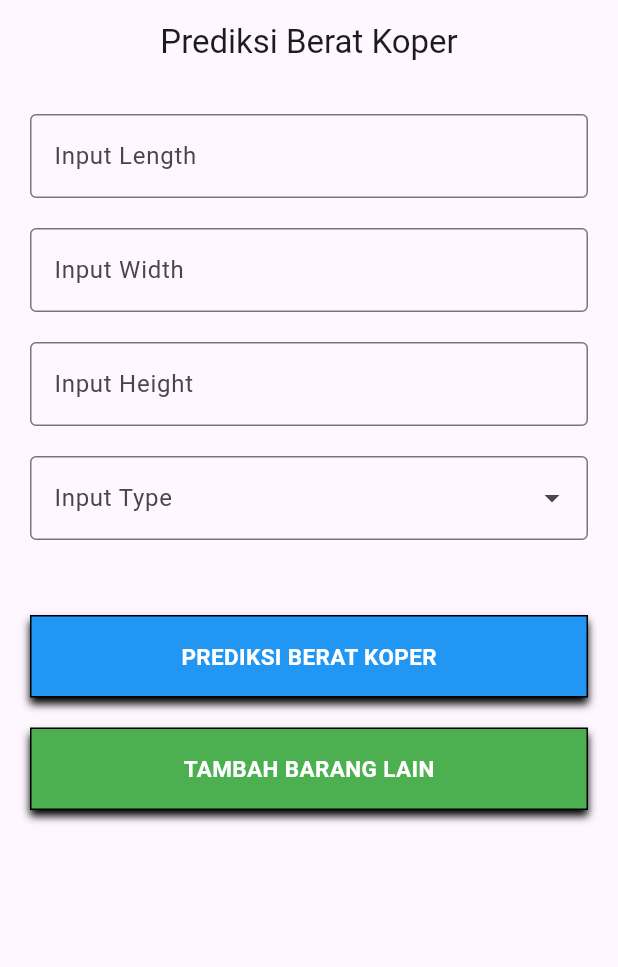
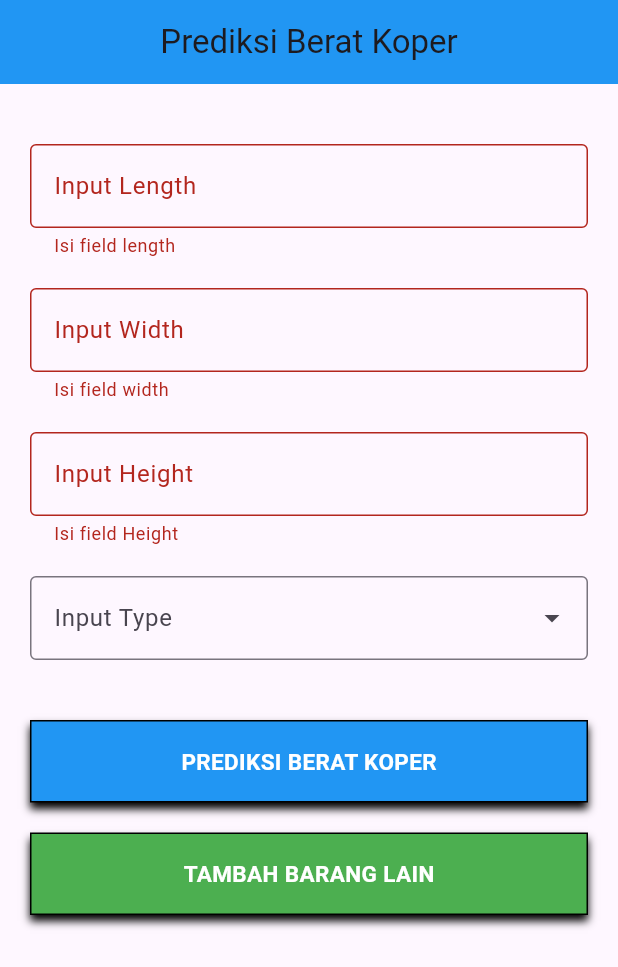
Before and after one commit to Wenell09/flutter-ML-Luggage, a Flutter app: the screen it shows after launch, after a tap on "TAMBAH DATA BARANG BARU", after a tap on "PREDIKSI BERAT KOPER", on a phone screen of 412 x 824 dp. Shown: the top 967 px of the screen. Run offline on Flutter 3.47's test engine with Material 3 defaults, Android fonts, the phone set to English and light mode, and no system bars; drawn by our look-alikes of dropdown_search; our stand-ins replace get, lottie.

Commit message:
tambah icon

```diff
--- /dev/null
+++ b/lib/app/data/base_url.dart
@@ -0,0 +1,2 @@
+const baseUrl =
+    "https://mobile-lana-wenell-dev-7eac9b66.koyeb.app/predict_weight";
--- a/lib/app/modules/home/controllers/home_controller.dart
+++ b/lib/app/modules/home/controllers/home_controller.dart
@@ -7,6 +7,7 @@ class HomeController extends GetxController {
   var inputWidth = <TextEditingController>[].obs;
   List<Map<String, dynamic>> items = [];
   var isHiddenPredictButton = true.obs;
+  var key = GlobalKey<FormState>();
   var typeSuitcase = <RxInt>[].obs;
   var typeBackpack = <RxInt>[].obs;
   var typeDuffel = <RxInt>[].obs;
--- a/lib/app/modules/home/views/home_view.dart
+++ b/lib/app/modules/home/views/home_view.dart
@@ -12,17 +12,20 @@ class HomeView extends GetView<HomeController> {
     return Scaffold(
       appBar: AppBar(
         title: const Text('Prediksi Berat Koper'),
+        backgroundColor: Colors.blue,
         centerTitle: true,
       ),
       body: Obx(
-        () => ListView(
+        () => Form(
+          key: controller.key,
+          child: ListView(
             padding: const EdgeInsets.symmetric(horizontal: 20, vertical: 20),
             children: [
               (controller.numberOfItems.value == 0)
                   ? Column(
                       children: [
                         Lottie.asset("assets/preview.json",
-                          width: 150, height: 150),
+                            width: 300, height: 300),
                         const SizedBox(
                           height: 50,
                         ),
@@ -34,7 +37,7 @@ class HomeView extends GetView<HomeController> {
                       itemCount: controller.numberOfItems.value,
                       itemBuilder: (context, index) {
                         return Padding(
-                        padding: const EdgeInsets.only(bottom: 20),
+                          padding: const EdgeInsets.only(top: 20, bottom: 20),
                           child: Column(
                             children: [
                               Padding(
@@ -92,7 +95,7 @@ class HomeView extends GetView<HomeController> {
                                 ),
                               ),
                               Padding(
-                              padding: const EdgeInsets.only(bottom: 30),
+                                padding: const EdgeInsets.only(bottom: 20),
                                 child: DropdownSearch<String>(
                                     items: const [
                                       "Backpack",
@@ -128,18 +131,22 @@ class HomeView extends GetView<HomeController> {
                   ? Container()
                   : InkWell(
                       onTap: () {
-                      for (int i = 0; i < controller.numberOfItems.value; i++) {
+                        if (controller.key.currentState!.validate()) {
+                          for (int i = 0;
+                              i < controller.numberOfItems.value;
+                              i++) {
                             controller.inputBarang(i);
                           }
-                      Navigator.of(context).pushNamed(Routes.RESULT,
-                          arguments: {
+                          Navigator.of(context)
+                              .pushNamed(Routes.RESULT, arguments: {
                             "data": controller.items,
-                            "volume": controller.volume
+                            "volume": controller.volume,
                           });
                           Future.delayed(
-                        const Duration(seconds: 3),
+                            const Duration(seconds: 2),
                             () => controller.resetInput(),
                           );
+                        }
                       },
                       highlightColor: Colors.transparent,
                       hoverColor: Colors.transparent,
@@ -211,6 +218,7 @@ class HomeView extends GetView<HomeController> {
             ],
           ),
         ),
+      ),
     );
   }
 }
--- a/lib/app/modules/result/controllers/result_controller.dart
+++ b/lib/app/modules/result/controllers/result_controller.dart
@@ -1,4 +1,5 @@
 import 'package:flutter/material.dart';
+import 'package:flutter_ml_luggage/app/data/base_url.dart';
 import 'package:get/get.dart';
 import 'dart:convert';
 
@@ -11,7 +12,7 @@ class ResultController extends GetxController {
   var isLoading = true.obs;
 
   Future<void> predictWeight(List<Map<String, dynamic>> items) async {
-    final url = Uri.parse('http://127.0.0.1:5000/predict_weight');
+    final url = Uri.parse('$baseUrl/predict_weight');
     final headers = {"Content-Type": "application/json"};
     final body = jsonEncode(items);
     final response = await http.post(url, headers: headers, body: body);
--- a/lib/main.dart
+++ b/lib/main.dart
@@ -22,7 +22,7 @@ class MyApp extends StatelessWidget {
   @override
   Widget build(BuildContext context) {
     return GetMaterialApp(
-      title: "Predict Weight Luggage",
+      title: "Prediksi berat koper",
       debugShowCheckedModeBanner: false,
       initialRoute: AppPages.INITIAL,
       getPages: AppPages.routes,
```
Also changed, not shown: lib/app/modules/result/views/result_view.dart (+103 -22 lines), pubspec.yaml (+19 -0 lines), assets/travel-bag.png (added), pubspec.lock, 42 other files. Lines whose indentation alone changed are shown as unchanged.
